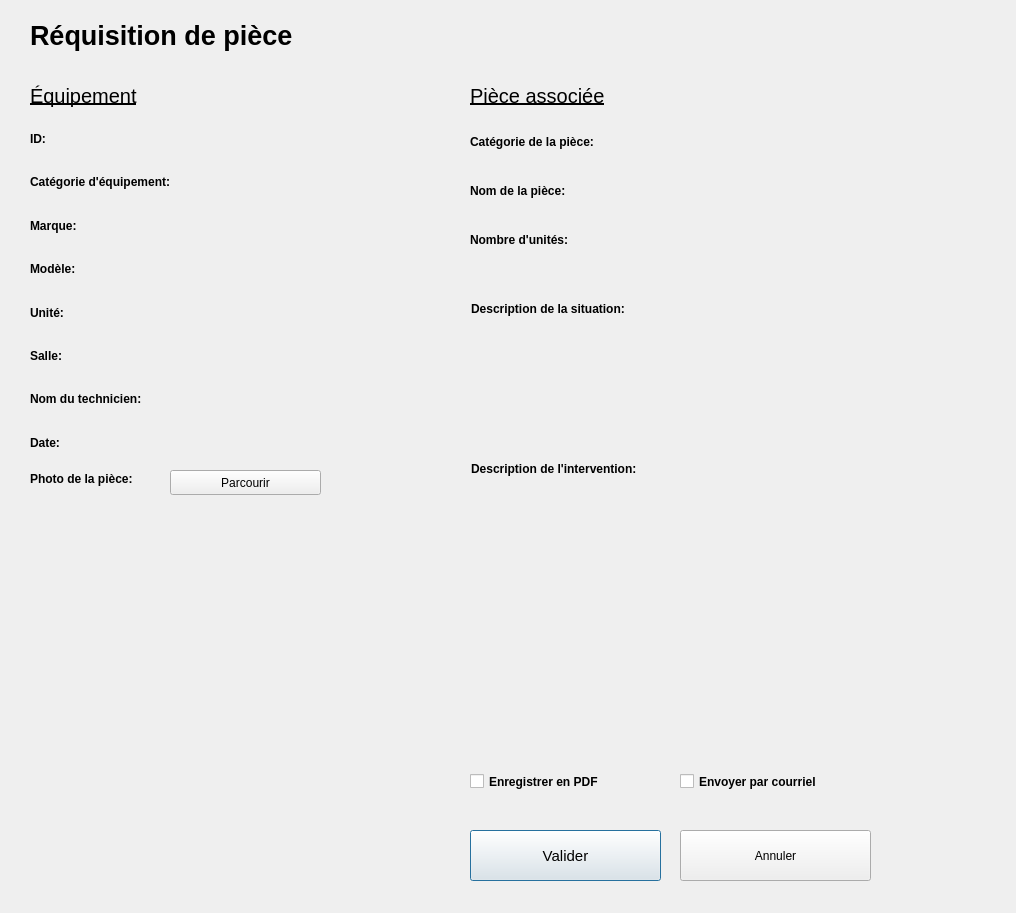
The window that Interface/FenetresEnUI/ReqPiece.ui (ProjetPC2/SIMM2.0-DEV) describes before a commit, drawn with Qt 5.
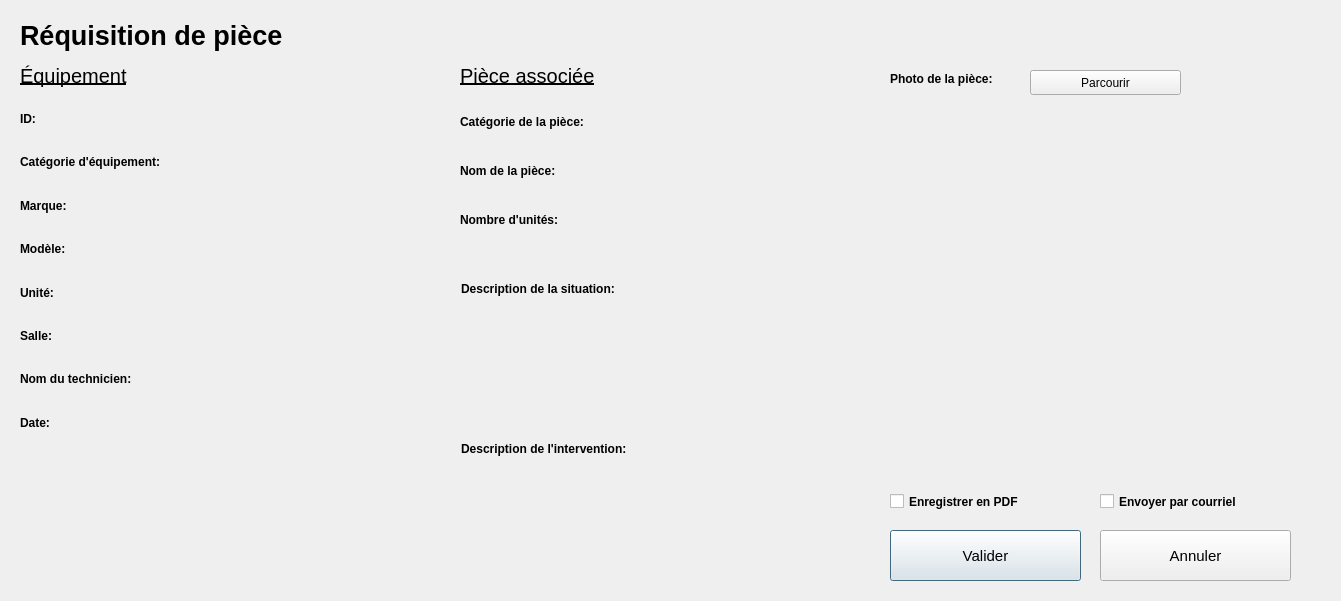
The same window after the commit.

Commit message: modification to reqPiece dialog

Diff of the .ui file:
```diff
--- a/Interface/FenetresEnUI/ReqPiece.ui
+++ b/Interface/FenetresEnUI/ReqPiece.ui
@@ -6,8 +6,8 @@
    <rect>
     <x>0</x>
     <y>0</y>
-    <width>1016</width>
-    <height>913</height>
+    <width>1341</width>
+    <height>601</height>
    </rect>
   </property>
   <property name="windowTitle">
@@ -16,8 +16,8 @@
   <widget class="QPushButton" name="valider_pushButton">
    <property name="geometry">
     <rect>
-     <x>470</x>
-     <y>830</y>
+     <x>890</x>
+     <y>530</y>
      <width>191</width>
      <height>51</height>
     </rect>
@@ -34,12 +34,17 @@
   <widget class="QPushButton" name="annuler_pushButton">
    <property name="geometry">
     <rect>
-     <x>680</x>
-     <y>830</y>
+     <x>1100</x>
+     <y>530</y>
      <width>191</width>
      <height>51</height>
     </rect>
    </property>
+   <property name="font">
+    <font>
+     <pointsize>11</pointsize>
+    </font>
+   </property>
    <property name="text">
     <string>Annuler</string>
    </property>
@@ -47,8 +52,8 @@
   <widget class="QWidget" name="verticalLayoutWidget">
    <property name="geometry">
     <rect>
-     <x>30</x>
-     <y>120</y>
+     <x>20</x>
+     <y>100</y>
      <width>179</width>
      <height>341</height>
     </rect>
@@ -169,8 +174,8 @@
   <widget class="QWidget" name="verticalLayoutWidget_2">
    <property name="geometry">
     <rect>
-     <x>210</x>
-     <y>120</y>
+     <x>200</x>
+     <y>100</y>
      <width>251</width>
      <height>341</height>
     </rect>
@@ -291,7 +296,7 @@
   <widget class="QLabel" name="function_title_label">
    <property name="geometry">
     <rect>
-     <x>30</x>
+     <x>20</x>
      <y>10</y>
      <width>371</width>
      <height>51</height>
@@ -311,8 +316,8 @@
   <widget class="QCheckBox" name="enregistrer_pdf_checkBox">
    <property name="geometry">
     <rect>
-     <x>470</x>
-     <y>770</y>
+     <x>890</x>
+     <y>490</y>
      <width>171</width>
      <height>23</height>
     </rect>
@@ -330,8 +335,8 @@
   <widget class="QCheckBox" name="envoyer_courriel_checkbox">
    <property name="geometry">
     <rect>
-     <x>680</x>
-     <y>770</y>
+     <x>1100</x>
+     <y>490</y>
      <width>181</width>
      <height>23</height>
     </rect>
@@ -349,8 +354,8 @@
   <widget class="QLabel" name="equipement_title_label">
    <property name="geometry">
     <rect>
-     <x>30</x>
-     <y>80</y>
+     <x>20</x>
+     <y>60</y>
      <width>131</width>
      <height>31</height>
     </rect>
@@ -368,8 +373,8 @@
   <widget class="QLabel" name="piece_associee_title_label">
    <property name="geometry">
     <rect>
-     <x>470</x>
-     <y>80</y>
+     <x>460</x>
+     <y>60</y>
      <width>181</width>
      <height>31</height>
     </rect>
@@ -387,8 +392,8 @@
   <widget class="QWidget" name="verticalLayoutWidget_3">
    <property name="geometry">
     <rect>
-     <x>470</x>
-     <y>120</y>
+     <x>460</x>
+     <y>100</y>
      <width>160</width>
      <height>141</height>
     </rect>
@@ -444,8 +449,8 @@
   <widget class="QWidget" name="verticalLayoutWidget_4">
    <property name="geometry">
     <rect>
-     <x>630</x>
-     <y>120</y>
+     <x>620</x>
+     <y>100</y>
      <width>251</width>
      <height>141</height>
     </rect>
@@ -501,8 +506,8 @@
   <widget class="QLabel" name="desc_situation_title_label">
    <property name="geometry">
     <rect>
-     <x>471</x>
-     <y>300</y>
+     <x>461</x>
+     <y>280</y>
      <width>221</width>
      <height>17</height>
     </rect>
@@ -520,8 +525,8 @@
   <widget class="QLabel" name="desc_intervention_title_label">
    <property name="geometry">
     <rect>
-     <x>471</x>
-     <y>460</y>
+     <x>461</x>
+     <y>440</y>
      <width>231</width>
      <height>17</height>
     </rect>
@@ -539,8 +544,8 @@
   <widget class="QWidget" name="verticalLayoutWidget_5">
    <property name="geometry">
     <rect>
-     <x>470</x>
-     <y>320</y>
+     <x>460</x>
+     <y>300</y>
      <width>411</width>
      <height>131</height>
     </rect>
@@ -576,8 +581,8 @@
   <widget class="QWidget" name="verticalLayoutWidget_6">
    <property name="geometry">
     <rect>
-     <x>470</x>
-     <y>480</y>
+     <x>460</x>
+     <y>460</y>
      <width>411</width>
      <height>131</height>
     </rect>
@@ -613,8 +618,8 @@
   <widget class="QLabel" name="photo_piece_title_label">
    <property name="geometry">
     <rect>
-     <x>30</x>
-     <y>470</y>
+     <x>890</x>
+     <y>70</y>
      <width>131</width>
      <height>17</height>
     </rect>
@@ -632,8 +637,8 @@
   <widget class="QPushButton" name="parcourir_pushButton">
    <property name="geometry">
     <rect>
-     <x>170</x>
-     <y>470</y>
+     <x>1030</x>
+     <y>70</y>
      <width>151</width>
      <height>25</height>
     </rect>
@@ -645,8 +650,8 @@
   <widget class="QWidget" name="gridLayoutWidget">
    <property name="geometry">
     <rect>
-     <x>30</x>
-     <y>500</y>
+     <x>890</x>
+     <y>100</y>
      <width>431</width>
      <height>381</height>
     </rect>
```
The commit also changes 7 other files.
